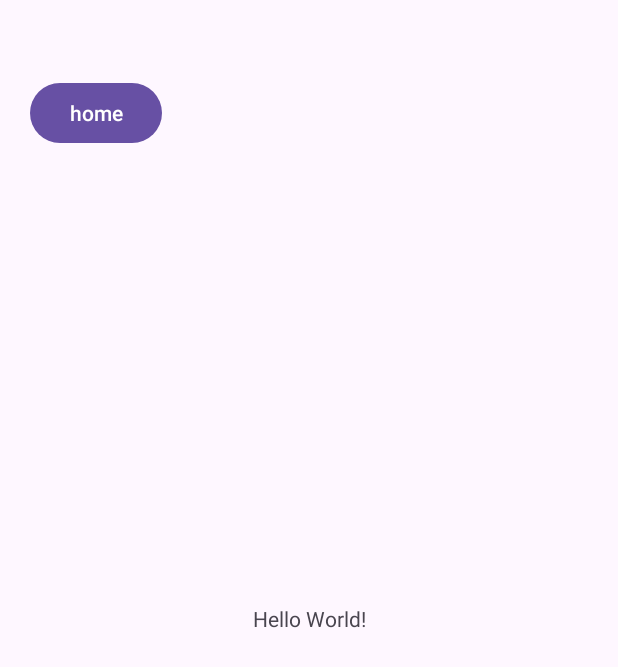
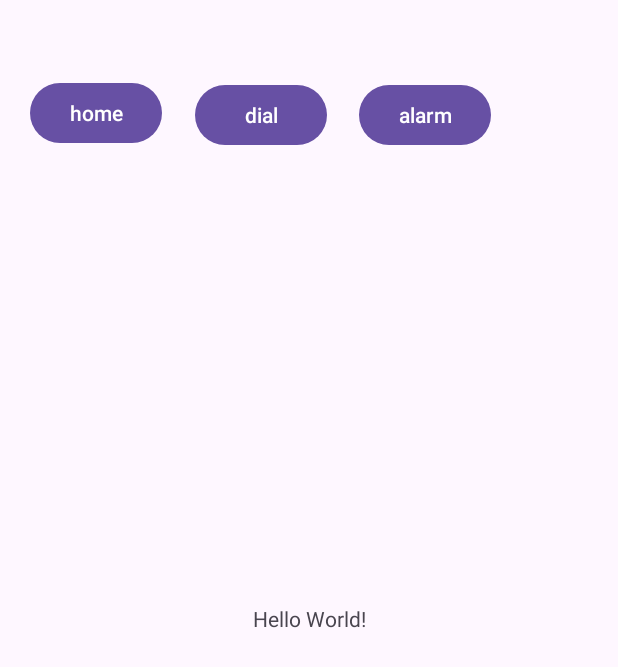
Before and after one commit to abdultanveer/pyplapp, an Android app: the screen it shows after launch (MainActivity), on a phone screen of 412 x 824 dp. Shown: the top 667 px of the screen. Run offline under Robolectric (Android 15) with nearby library versions, the phone set to English and light mode, and no system bars.

Commit message:
set alarm/ dialer

```diff
--- a/app/src/main/AndroidManifest.xml
+++ b/app/src/main/AndroidManifest.xml
@@ -1,7 +1,7 @@
 <?xml version="1.0" encoding="utf-8"?>
 <manifest xmlns:android="http://schemas.android.com/apk/res/android"
     xmlns:tools="http://schemas.android.com/tools">
-
+    <uses-permission android:name="com.android.alarm.permission.SET_ALARM" />
     <application
         android:allowBackup="true"
         android:dataExtractionRules="@xml/data_extraction_rules"
--- a/app/src/main/res/layout/activity_main.xml
+++ b/app/src/main/res/layout/activity_main.xml
@@ -28,4 +28,25 @@
         app:layout_constraintStart_toStartOf="parent"
         app:layout_constraintTop_toTopOf="parent" />
 
+    <Button
+        android:id="@+id/btnDial"
+        android:layout_width="wrap_content"
+        android:layout_height="wrap_content"
+        android:layout_marginStart="22dp"
+        android:layout_marginTop="1dp"
+        android:onClick="openDialer"
+        android:text="dial"
+        app:layout_constraintStart_toEndOf="@+id/btnHome"
+        app:layout_constraintTop_toTopOf="@+id/btnHome" />
+
+    <Button
+        android:id="@+id/btnAlarm"
+        android:layout_width="wrap_content"
+        android:layout_height="wrap_content"
+        android:layout_marginStart="21dp"
+        android:onClick="setAlarm"
+        android:text="alarm"
+        app:layout_constraintBaseline_toBaselineOf="@+id/btnDial"
+        app:layout_constraintStart_toEndOf="@+id/btnDial" />
+
 </androidx.constraintlayout.widget.ConstraintLayout>
```
Also changed, not shown: app/src/main/java/com/example/pyplapp/MainActivity.kt (+23 -21 lines).
